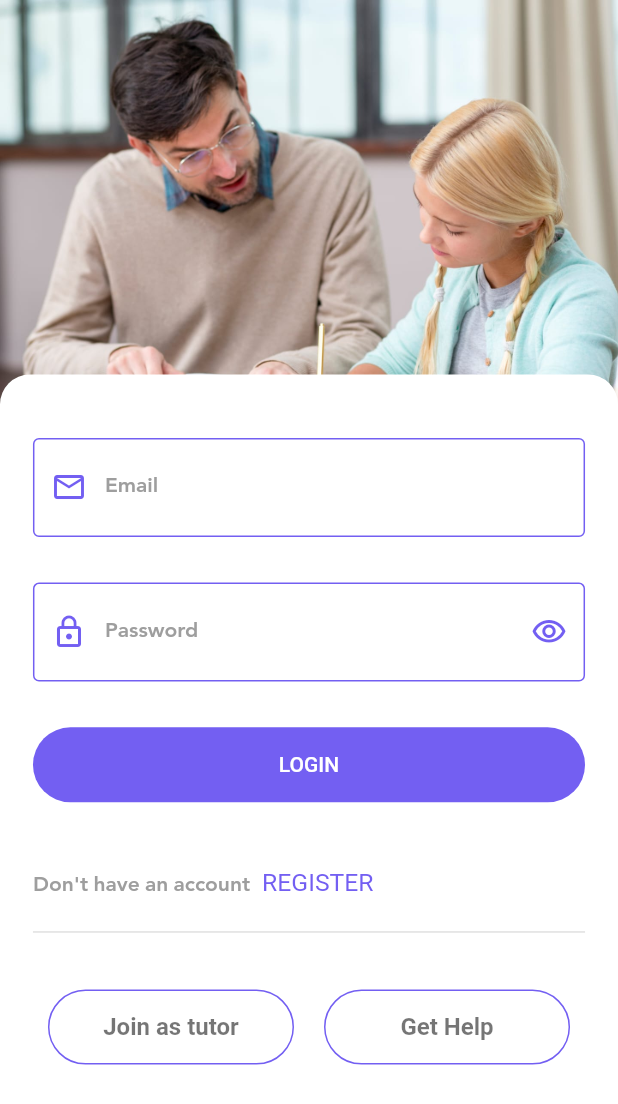
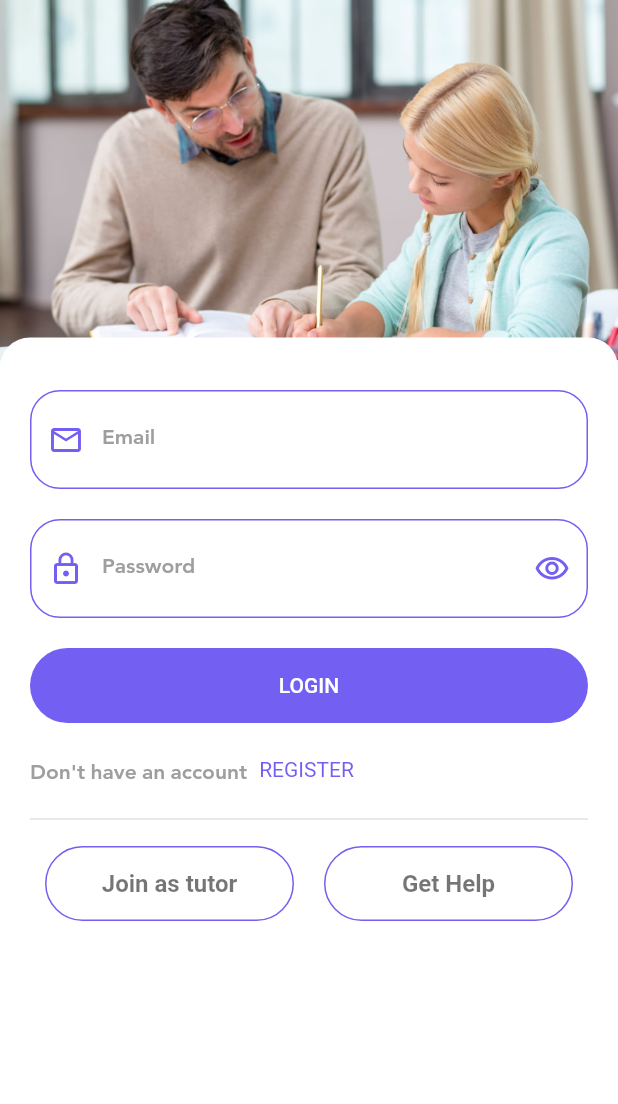
Before and after one commit to mouni-eng/Education_App, a Flutter app: the screen it shows after launch, after a tap on "SKIP", on a phone screen of 412 x 824 dp. Shown: the top 1104 px of the screen. Run offline on Flutter 3.47's test engine with Material 2 defaults, Android fonts, the phone set to English and light mode, and no system bars; our stand-ins replace bloc, cloud_firestore, conditional_builder, easy_localization, firebase_auth, firebase_core and 12 more; accounts and stored records are empty; network calls fail.

Commit message:
stable version

```diff
--- a/lib/size_config.dart
+++ /dev/null
@@ -1,30 +0,0 @@
-import 'package:flutter/material.dart';
-
-class SizeConfig {
-  static MediaQueryData? _mediaQueryData;
-  static double? screenWidth;
-  static double? screenHeight;
-  static double? defaultSize;
-  static Orientation? orientation;
-
-  void init(BuildContext context) {
-    _mediaQueryData = MediaQuery.of(context);
-    screenWidth = _mediaQueryData!.size.width;
-    screenHeight = _mediaQueryData!.size.height;
-    orientation = _mediaQueryData!.orientation;
-  }
-}
-
-// Get the proportionate height as per screen size
-double getProportionateScreenHeight(double inputHeight) {
-  double screenHeight = SizeConfig.screenHeight!;
-  // 812 is the layout height that designer use
-  return (inputHeight / 812.0) * screenHeight;
-}
-
-// Get the proportionate height as per screen size
-double getProportionateScreenWidth(double inputWidth) {
-  double screenWidth = SizeConfig.screenWidth!;
-  // 375 is the layout width that designer use
-  return (inputWidth / 375.0) * screenWidth;
-}
--- a/lib/view_models/explore_cubit/cubit.dart
+++ b/lib/view_models/explore_cubit/cubit.dart
@@ -64,7 +64,7 @@ class ExploreCubit extends Cubit<ExploreStates> {
     required String phone,
     required String email,
   }) async{
-    emit(UserUpdateLoadingState());
+    emit(UserUploadLoadingState());
     await getProfileImage();
     FirebaseStorage.instance
         .ref()
@@ -101,7 +101,7 @@ class ExploreCubit extends Cubit<ExploreStates> {
       image: image ?? userModel!.image,
       uid: userModel!.uid,
     );
-
+    emit(UserUpdateLoadingState());
     FirebaseFirestore.instance
         .collection('users')
         .doc(userModel!.uid)
--- a/lib/view_models/explore_cubit/states.dart
+++ b/lib/view_models/explore_cubit/states.dart
@@ -8,6 +8,7 @@ GetUserErrorState({required this.error});
 }
 class ProfileImagePickedSuccessState extends ExploreStates {}
 class ProfileImagePickedErrorState extends ExploreStates {}
+class UserUploadLoadingState extends ExploreStates {}
 class UserUpdateLoadingState extends ExploreStates {}
 class UploadProfileImageErrorState extends ExploreStates {}
 class UserUpdateErrorState extends ExploreStates {}
--- a/lib/views/auth_views/login_view.dart
+++ b/lib/views/auth_views/login_view.dart
@@ -6,7 +6,6 @@ import 'package:flutter_bloc/flutter_bloc.dart';
 import 'package:movies_app/constants.dart';
 import 'package:movies_app/services/helper/url_launcher.dart';
 import 'package:movies_app/services/local/cache_helper.dart';
-import 'package:movies_app/size_config.dart';
 import 'package:movies_app/translate/locale_keys.g.dart';
 import 'package:movies_app/view_models/App_Cubit/cubit.dart';
 import 'package:movies_app/view_models/Auth_Cubit/cubit.dart';
@@ -20,7 +19,6 @@ import 'package:easy_localization/easy_localization.dart';
 class LoginView extends StatelessWidget {
   @override
   Widget build(BuildContext context) {
-    SizeConfig().init(context);
     var _formKey = GlobalKey<FormState>();
     TextEditingController _emailEditingController = TextEditingController();
     TextEditingController _passwordEditingController = TextEditingController();
@@ -56,11 +54,11 @@ class LoginView extends StatelessWidget {
           return Stack(
             alignment: Alignment.topCenter,
             children: [
-             Image.asset('assets/images/cover.jpeg', width: double.infinity, height: SizeConfig.screenHeight! / 2.7, fit: BoxFit.cover,),
+              Image.asset('assets/images/cover.jpeg', width: double.infinity, height: 240, fit: BoxFit.cover,),
               Container(
-                margin: EdgeInsets.only(top: SizeConfig.screenHeight! / 3.3),
+                margin: const EdgeInsets.only(top: 225.0),
                 clipBehavior: Clip.antiAliasWithSaveLayer,
-                padding:  EdgeInsets.all(getProportionateScreenWidth(20.0)),
+                padding: const EdgeInsets.all(20.0),
                 height: double.infinity,
                 decoration: BoxDecoration(
                   borderRadius: BorderRadius.only(
@@ -76,7 +74,7 @@ class LoginView extends StatelessWidget {
                     child: Column(
                       crossAxisAlignment: CrossAxisAlignment.start,
                       children: [
-                        SizedBox(height: getProportionateScreenHeight(20)),
+                        SizedBox(height: 15.0,),
                         defaultFormField(
                             context: context,
                             controller: _emailEditingController,
@@ -90,7 +88,7 @@ class LoginView extends StatelessWidget {
                             label: LocaleKeys.email.tr(),
                             prefix: Icons.email_outlined),
                         SizedBox(
-                          height: getProportionateScreenHeight(30),
+                          height: 20.0,
                         ),
                         defaultFormField(
                             context: context,
@@ -110,7 +108,7 @@ class LoginView extends StatelessWidget {
                             },
                             isPassword: cubit.isPassword),
                         SizedBox(
-                          height: getProportionateScreenHeight(30),
+                          height: 20.0,
                         ),
                         ConditionalBuilder(
                           condition: state is! LogInLoadingState,
@@ -130,7 +128,7 @@ class LoginView extends StatelessWidget {
                           ),
                         ),
                         SizedBox(
-                          height: getProportionateScreenHeight(30),
+                          height: 8.0,
                         ),
                         Row(
                           children: [
@@ -140,7 +138,7 @@ class LoginView extends StatelessWidget {
                                   navigateTo(context, RegisterView());
                                 },
                                 child: defaultTextField(
-                                    size: getProportionateScreenWidth(15),
+                                    size: 14.0,
                                     text: LocaleKeys.register.tr(),
                                     color: kPrimaryColor)),
                           ],
@@ -149,7 +147,7 @@ class LoginView extends StatelessWidget {
                           thickness: 1.0,
                         ),
                         SizedBox(
-                          height: getProportionateScreenHeight(30),
+                          height: 10.0,
                         ),
                         Row(
                           children: [
--- a/lib/views/layout_views/profile_view.dart
+++ b/lib/views/layout_views/profile_view.dart
@@ -39,6 +39,8 @@ class ProfileScreen extends StatelessWidget {
                 key: _formKey,
                 child: Column(
                   children: [
+                    if(states is UserUpdateLoadingState)
+                    LinearProgressIndicator(),
                     SizedBox(height: 10.0,),
                     Center(
                       child: Stack(
--- a/lib/views/teacher_auth_views/teacher_login_view.dart
+++ b/lib/views/teacher_auth_views/teacher_login_view.dart
@@ -51,7 +51,7 @@ class TeacherLoginView extends StatelessWidget {
             alignment: Alignment.topCenter,
             children: [
               Image.asset(
-            'assets/images/cover.jpeg',
+            'assets/images/teacher.jpg',
             width: double.infinity,
             height: 240,
             fit: BoxFit.cover,
--- a/lib/widgets.dart
+++ b/lib/widgets.dart
@@ -42,6 +42,7 @@ Widget defaultFormField({
   required String? Function(String?)? validate,
   required String? label,
   int? maxLines = 1,
+  String? hintText,
   int? maxLength,
   required IconData? prefix,
   required BuildContext context,
@@ -62,6 +63,7 @@ Widget defaultFormField({
       validator: validate,
       decoration: InputDecoration(
         labelText: label,
+        hintText: hintText,
         hintStyle: Theme.of(context).textTheme.bodyText2,
         labelStyle: Theme.of(context).textTheme.bodyText2,
         prefixIcon: Icon(
@@ -77,11 +79,14 @@ Widget defaultFormField({
                 ),
               )
             : null,
-        border: OutlineInputBorder(),
+        border: OutlineInputBorder(
+          borderRadius: BorderRadius.circular(20)
+        ),
         enabledBorder: OutlineInputBorder(
           borderSide: BorderSide(
             color: Theme.of(context).primaryColor,
           ),
+          borderRadius: BorderRadius.circular(20)
         ),
       ),
       style: Theme.of(context).textTheme.bodyText2,
--- a/pubspec.yaml
+++ b/pubspec.yaml
@@ -32,6 +32,7 @@ dependencies:
   url_launcher:
   change_app_package_name: ^1.0.0
   scrollable_positioned_list: ^0.2.2
+  pinput: ^0.2.6
   http:
 
   # firebase
```
Also changed, not shown: lib/views/auth_views/otp_verfication_view.dart (added, +139 -0 lines), lib/views/auth_views/signup_view.dart (+6 -3 lines), lib/views/teacher_auth_views/teacher_register_view.dart (+5 -3 lines), lib/views/teacher_layout_views/teacher_addServices_view.dart (+0 -19 lines), lib/main.dart (indentation only), pubspec.lock, 1 other file.
